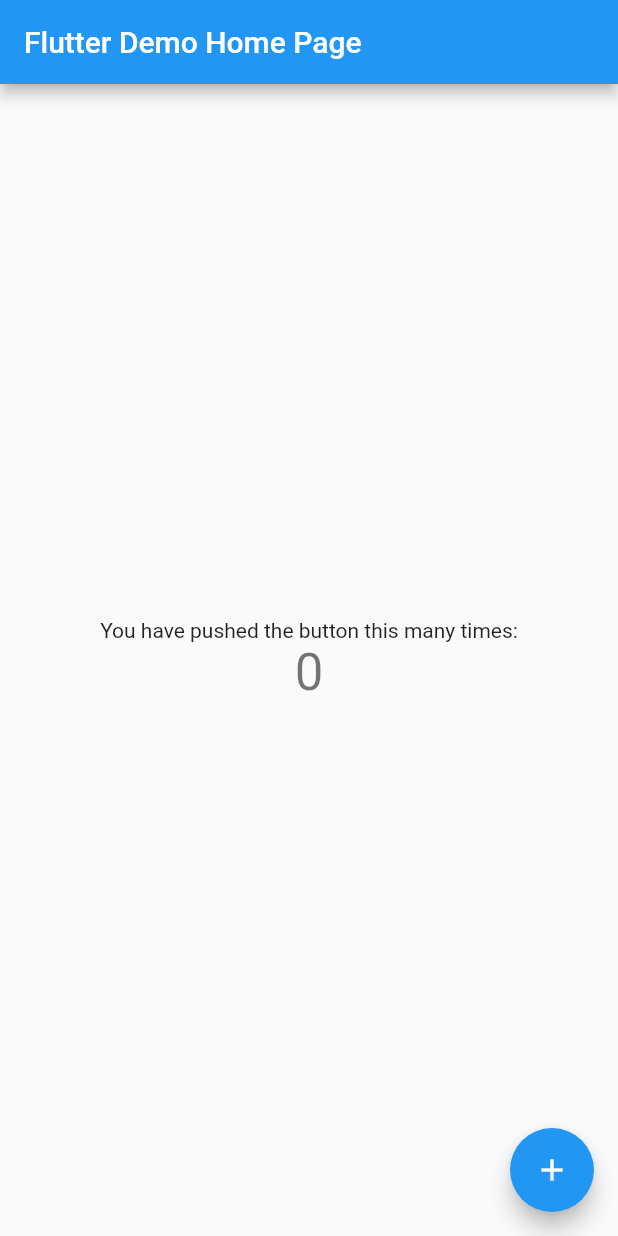
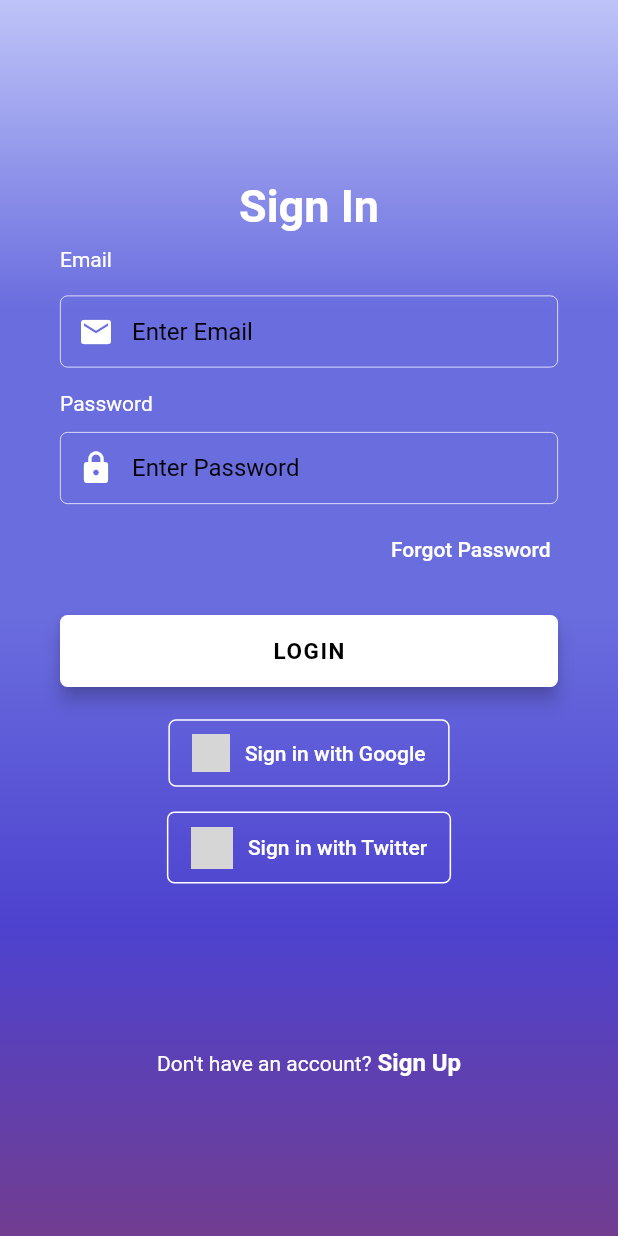
Before and after one commit to Vulfenstein/PickFlick, a Flutter app: the screen it shows after launch, on a phone screen of 412 x 824 dp. Run offline on Flutter 3.47's test engine with Material 2 defaults, Android fonts, the phone set to English and light mode, and no system bars; our stand-ins replace firebase_core, flutter_tindercard; accounts and stored records are empty; Roboto replaces fonts that are missing (Ubuntu-Regular); project files that could hold a hidden picture were left out; grey boxes are pictures that could not be loaded.

```diff
--- /dev/null
+++ b/lib/loginScreen.dart
@@ -0,0 +1,298 @@
+import 'package:flutter/cupertino.dart';
+import 'package:flutter/material.dart';
+import 'package:firebase_core/firebase_core.dart';
+
+class loginScreen extends StatefulWidget {
+  @override
+  _loginScreenState createState() => _loginScreenState();
+}
+
+class _loginScreenState extends State<loginScreen> {
+  //variables
+  var _check_value = false;
+
+  // Constructs Background
+  _backgroundBuilder() {
+    return Container(
+      height: double.infinity,
+      width: double.infinity,
+      decoration: BoxDecoration(
+        gradient: LinearGradient(
+          begin: Alignment.topCenter,
+          end: Alignment.bottomCenter,
+          colors: [
+            Color(0xFFbec4f8),
+            Color(0xFF6a6dde),
+            Color(0xFF6a6dde),
+            Color(0xFF4d42cf),
+            Color(0xFF713d90),
+          ],
+        ),
+      ),
+    );
+  }
+
+  // Constructs Sign In
+  _signInBuilder() {
+    return Text(
+      "Sign In",
+      style: TextStyle(
+        color: Colors.white,
+        fontFamily: 'Ubuntu-Regular',
+        fontSize: 30.0,
+        fontWeight: FontWeight.bold,
+      ),
+    );
+  }
+
+  // Constructs Email Box
+  _emailBuilder() {
+    return Column(
+      crossAxisAlignment: CrossAxisAlignment.start,
+      children: <Widget>[
+        Text(
+          "Email",
+          style: TextStyle(color: Colors.white),
+        ),
+        SizedBox(
+          height: 10.0,
+        ),
+        Container(
+            alignment: Alignment.centerLeft,
+            height: 60.0,
+            child: TextField(
+              keyboardType: TextInputType.emailAddress,
+              style: TextStyle(color: Colors.black),
+              autofocus: false,
+              decoration: InputDecoration(
+                border: OutlineInputBorder(),
+                fillColor: Colors.black,
+                contentPadding: EdgeInsets.symmetric(vertical: 10.0),
+                enabledBorder: OutlineInputBorder(
+                  borderRadius: BorderRadius.circular(5.0),
+                  borderSide: BorderSide(color: Colors.white, width: 0.5),
+                ),
+                prefixIcon: Icon(
+                  Icons.email,
+                  color: Colors.white,
+                ),
+                hintText: "Enter Email",
+                hintStyle: TextStyle(color: Colors.black),
+              ),
+            )),
+      ],
+    );
+  }
+
+  //Constructs password box
+  _passwordBuilder() {
+    return Column(
+      crossAxisAlignment: CrossAxisAlignment.start,
+      children: <Widget>[
+        Text(
+          "Password",
+          style: TextStyle(color: Colors.white),
+        ),
+        SizedBox(
+          height: 5.0,
+        ),
+        Container(
+            alignment: Alignment.centerLeft,
+            height: 60.0,
+            child: TextField(
+              obscureText: true,
+              autofocus: false,
+              style: TextStyle(color: Colors.black),
+              decoration: InputDecoration(
+                border: OutlineInputBorder(),
+                fillColor: Colors.black,
+                contentPadding: EdgeInsets.symmetric(vertical: 10.0),
+                enabledBorder: OutlineInputBorder(
+                  borderRadius: BorderRadius.circular(5.0),
+                  borderSide: BorderSide(color: Colors.white, width: 0.5),
+                ),
+                prefixIcon: Icon(
+                  Icons.lock,
+                  color: Colors.white,
+                ),
+                hintText: "Enter Password",
+                hintStyle: TextStyle(color: Colors.black),
+              ),
+            )),
+      ],
+    );
+  }
+
+  _forgotPasswordBuilder() {
+    return Container(
+      alignment: Alignment.centerRight,
+      child: FlatButton(
+        onPressed: () => print("implement forgot password page"),
+        padding: EdgeInsets.only(right: 5.0),
+        child: Text(
+          "Forgot Password",
+          style: TextStyle(
+            color: Colors.white,
+          ),
+        ),
+      ),
+    );
+  }
+
+  _loginBuilder() {
+    return Container(
+      padding: EdgeInsets.symmetric(vertical: 20.0),
+      width: double.infinity,
+      child: RaisedButton(
+        elevation: 5.0,
+        onPressed: () => print("implement login button"),
+        padding: EdgeInsets.all(15.0),
+        shape: RoundedRectangleBorder(
+          borderRadius: BorderRadius.circular(5.0),
+        ),
+        color: Colors.white,
+        child: Text(
+          "LOGIN",
+          style: TextStyle(
+            color: Colors.black,
+            fontSize: 15.0,
+            letterSpacing: 1.0,
+            fontWeight: FontWeight.bold,
+          ),
+        ),
+      ),
+    );
+  }
+
+  _googleLoginBuilder(){
+    return Container(
+      child: OutlineButton(
+        splashColor: Colors.white,
+        onPressed: () => print("implement google button"),
+        shape: RoundedRectangleBorder(
+          borderRadius: BorderRadius.circular(5.0),
+        ),
+        borderSide: BorderSide(color: Colors.white),
+        child: Padding(
+          padding: EdgeInsets.symmetric(vertical: 10.0),
+          child: Row(
+            mainAxisSize: MainAxisSize.min,
+            mainAxisAlignment: MainAxisAlignment.center,
+            children: <Widget>[
+              Image(
+                image: AssetImage("assets/images/google_logo.png"),
+                height: 25.0,
+              ),
+              Padding(
+                padding: EdgeInsets.only(left: 10.0),
+                child: Text(
+                  "Sign in with Google",
+                  style: TextStyle(color: Colors.white),
+                ),
+              ),
+            ],
+          ),
+        ),
+      ),
+    );
+  }
+
+  _twitterLoginBuilder() {
+    return Container(
+      child: OutlineButton(
+        splashColor: Colors.white,
+        onPressed: () {},
+        shape: RoundedRectangleBorder(
+          borderRadius: BorderRadius.circular(5.0),
+        ),
+        highlightElevation: 0,
+        color: Colors.transparent,
+        borderSide: BorderSide(color: Colors.white),
+        child: Padding(
+          padding: EdgeInsets.symmetric(vertical: 10.0),
+          child: Row(
+            mainAxisSize: MainAxisSize.min,
+            mainAxisAlignment: MainAxisAlignment.center,
+            children: <Widget>[
+              Image(
+                image: AssetImage("assets/images/twiiter_logo.png"),
+                height: 28.0,
+              ),
+              Padding(
+                padding: EdgeInsets.only(left: 10.0),
+                child: Text(
+                  "Sign in with Twitter",
+                  style: TextStyle(color: Colors.white),
+                ),
+              ),
+            ],
+          ),
+        ),
+      ),
+    );
+  }
+
+  _accountSignUpBuilder(){
+    return GestureDetector(
+      onTap:() => print("implement sign up"),
+      child: RichText(
+        text: TextSpan(
+          children: [
+            TextSpan(
+              text: "Don\'t have an account?",
+              style: TextStyle(
+                color: Colors.white,
+                fontSize: 14.0,
+              ),
+            ),
+            TextSpan(
+              text: " Sign Up",
+              style: TextStyle(
+                fontSize: 16.0,
+                fontWeight: FontWeight.bold,
+              ),
+            ),
+          ],
+        ),
+      ),
+    );
+  }
+
+  @override
+  Widget build(BuildContext context) {
+    return Scaffold(
+      body: Stack(
+        children: <Widget>[
+          _backgroundBuilder(),
+          Container(
+            height: double.infinity,
+            child: SingleChildScrollView(
+              physics: AlwaysScrollableScrollPhysics(),
+              padding: EdgeInsets.symmetric(
+                horizontal: 40.0,
+                vertical: 120.0,
+              ),
+              child: Column(
+                mainAxisAlignment: MainAxisAlignment.center,
+                children: <Widget>[
+                  _signInBuilder(),
+                  SizedBox(height: 10.0),
+                  _emailBuilder(),
+                  SizedBox(height: 10.0),
+                  _passwordBuilder(),
+                  _forgotPasswordBuilder(),
+                  _loginBuilder(),
+                  _googleLoginBuilder(),
+                  SizedBox(height: 15.0),
+                  _twitterLoginBuilder(),
+                  SizedBox(height: 110.0),
+                  _accountSignUpBuilder(),
+                ],
+              ),
+            ),
+          ),
+        ],
+      ),
+    );
+  }
+}
--- a/lib/main.dart
+++ b/lib/main.dart
@@ -1,117 +1,39 @@
 import 'package:flutter/material.dart';
+import 'package:pick_flick/swipeScreen.dart';
+import 'package:pick_flick/loginScreen.dart';
+import 'package:firebase_core/firebase_core.dart';
 
-void main() {
+
+void main() async{
+  // WidgetsFlutterBinding.ensureInitialized();
+  // await Firebase.initializeApp();
   runApp(MyApp());
 }
 
-class MyApp extends StatelessWidget {
-  // This widget is the root of your application.
+class MyApp extends StatefulWidget {
+  @override
+  _MyAppState createState() => _MyAppState();
+}
+
+class _MyAppState extends State<MyApp> {
   @override
   Widget build(BuildContext context) {
     return MaterialApp(
-      title: 'Flutter Demo',
+      initialRoute: '/',
+      routes: {
+        '/login': (context) => loginScreen(),
+        'swipeScreen': (context) => swipeScreen(),
+      },
+
+      title: "PickFlick",
+      debugShowCheckedModeBanner: false,
       theme: ThemeData(
-        // This is the theme of your application.
-        //
-        // Try running your application with "flutter run". You'll see the
-        // application has a blue toolbar. Then, without quitting the app, try
-        // changing the primarySwatch below to Colors.green and then invoke
-        // "hot reload" (press "r" in the console where you ran "flutter run",
-        // or simply save your changes to "hot reload" in a Flutter IDE).
-        // Notice that the counter didn't reset back to zero; the application
-        // is not restarted.
-        primarySwatch: Colors.blue,
-        // This makes the visual density adapt to the platform that you run
-        // the app on. For desktop platforms, the controls will be smaller and
-        // closer together (more dense) than on mobile platforms.
-        visualDensity: VisualDensity.adaptivePlatformDensity,
+        primaryColor: Colors.red,
+        scaffoldBackgroundColor: Colors.purple,
       ),
-      home: MyHomePage(title: 'Flutter Demo Home Page'),
+      home: loginScreen()
+      ,
+
     );
   }
 }
-
-class MyHomePage extends StatefulWidget {
-  MyHomePage({Key key, this.title}) : super(key: key);
-
-  // This widget is the home page of your application. It is stateful, meaning
-  // that it has a State object (defined below) that contains fields that affect
-  // how it looks.
-
-  // This class is the configuration for the state. It holds the values (in this
-  // case the title) provided by the parent (in this case the App widget) and
-  // used by the build method of the State. Fields in a Widget subclass are
-  // always marked "final".
-
-  final String title;
-
-  @override
-  _MyHomePageState createState() => _MyHomePageState();
-}
-
-class _MyHomePageState extends State<MyHomePage> {
-  int _counter = 0;
-
-  void _incrementCounter() {
-    setState(() {
-      // This call to setState tells the Flutter framework that something has
-      // changed in this State, which causes it to rerun the build method below
-      // so that the display can reflect the updated values. If we changed
-      // _counter without calling setState(), then the build method would not be
-      // called again, and so nothing would appear to happen.
-      _counter++;
-    });
-  }
-
-  @override
-  Widget build(BuildContext context) {
-    // This method is rerun every time setState is called, for instance as done
-    // by the _incrementCounter method above.
-    //
-    // The Flutter framework has been optimized to make rerunning build methods
-    // fast, so that you can just rebuild anything that needs updating rather
-    // than having to individually change instances of widgets.
-    return Scaffold(
-      appBar: AppBar(
-        // Here we take the value from the MyHomePage object that was created by
-        // the App.build method, and use it to set our appbar title.
-        title: Text(widget.title),
-      ),
-      body: Center(
-        // Center is a layout widget. It takes a single child and positions it
-        // in the middle of the parent.
-        child: Column(
-          // Column is also a layout widget. It takes a list of children and
-          // arranges them vertically. By default, it sizes itself to fit its
-          // children horizontally, and tries to be as tall as its parent.
-          //
-          // Invoke "debug painting" (press "p" in the console, choose the
-          // "Toggle Debug Paint" action from the Flutter Inspector in Android
-          // Studio, or the "Toggle Debug Paint" command in Visual Studio Code)
-          // to see the wireframe for each widget.
-          //
-          // Column has various properties to control how it sizes itself and
-          // how it positions its children. Here we use mainAxisAlignment to
-          // center the children vertically; the main axis here is the vertical
-          // axis because Columns are vertical (the cross axis would be
-          // horizontal).
-          mainAxisAlignment: MainAxisAlignment.center,
-          children: <Widget>[
-            Text(
-              'You have pushed the button this many times:',
-            ),
-            Text(
-              '$_counter',
-              style: Theme.of(context).textTheme.headline4,
-            ),
-          ],
-        ),
-      ),
-      floatingActionButton: FloatingActionButton(
-        onPressed: _incrementCounter,
-        tooltip: 'Increment',
-        child: Icon(Icons.add),
-      ), // This trailing comma makes auto-formatting nicer for build methods.
-    );
-  }
-}
--- /dev/null
+++ b/lib/swipeScreen.dart
@@ -0,0 +1,71 @@
+import 'package:flutter/material.dart';
+import 'package:flutter_tindercard/flutter_tindercard.dart';
+
+class swipeScreen extends StatefulWidget {
+  @override
+  _swipeScreenState createState() => _swipeScreenState();
+}
+
+class _swipeScreenState extends State<swipeScreen> with TickerProviderStateMixin{
+
+  List<String> movieposters=[
+    "assets/images/blackpanter.jpg",
+    "assets/images/dora.jpg",
+    "assets/images/harrypotter.webp",
+    "assets/images/kingkong.jpg",
+  ];
+
+  @override
+  Widget build(BuildContext context) {
+    return Scaffold(
+      appBar: AppBar(
+        title: Text("Pick Flick"),
+
+      ),
+      body: Center(
+        child: Container(
+          height: MediaQuery.of(context).size.height*0.5,
+          child: new TinderSwapCard(
+            swipeUp: true,
+            swipeDown: true,
+            totalNum: 5,
+            stackNum: 2,
+            orientation: AmassOrientation.TOP,
+            maxWidth: MediaQuery.of(context).size.width*0.9,
+            maxHeight: MediaQuery.of(context).size.width*0.9,
+            minWidth: MediaQuery.of(context).size.width*0.8,
+            minHeight: MediaQuery.of(context).size.width*0.8,
+
+            // Construct new cards
+            cardBuilder: (context, index)=>Card(
+              child: Padding(
+                padding: EdgeInsets.all(2.0),
+                child: Image.asset('${movieposters[index]}',
+                  fit: BoxFit.fill,
+                ),
+              ),
+              elevation: 20.0,
+            ),
+
+            //Track swipe direction
+            // cardController: CardController(),
+            // swipeUpdateCallback: (DragUpdateDetails details, Alignment align) {
+            //   if (align.x < 0){
+            //     print("swipped left");
+            //   }
+            //   else if(align.x > 0){
+            //     print("swipped right");
+            //   }
+            // },
+
+            //Get orientation and index of swipped card
+            swipeCompleteCallback: (CardSwipeOrientation orientation, int index){
+              var currentIndex = index;
+              print("$currentIndex ${orientation.toString()}");
+            },
+          ),
+        ),
+      ),
+    );
+  }
+}
```
Also changed, not shown: pubspec.yaml (+18 -39 lines), assets/images/blackpanter.jpg (added), assets/images/dora.jpg (added), assets/images/harrypotter.webp (added), assets/images/kingkong.jpg (added), fonts/Ubuntu-Bold.ttf (added), fonts/Ubuntu-BoldItalic.ttf (added), fonts/Ubuntu-Italic.ttf (added), fonts/Ubuntu-Light.ttf (added), fonts/Ubuntu-LightItalic.ttf (added), fonts/Ubuntu-Medium.ttf (added), fonts/Ubuntu-MediumItalic.ttf (added), fonts/Ubuntu-Regular.ttf (added), 1 other file.
